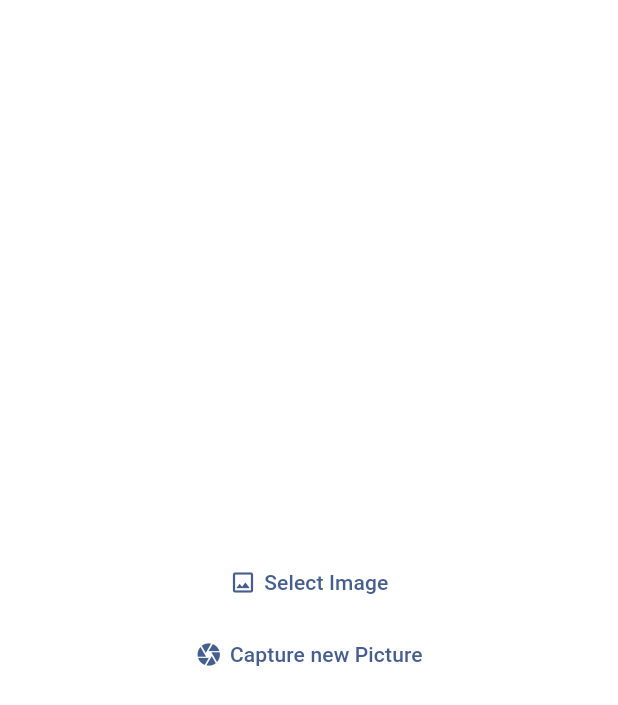
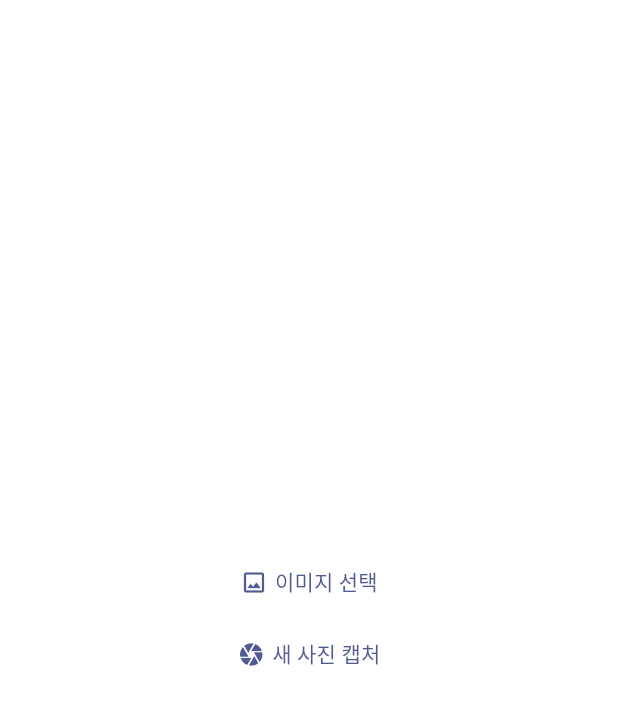
Before and after one commit to JeremyGashu/flutter_mimicon_hyperhire_test, a Flutter app: the screen it shows after launch, on a phone screen of 412 x 824 dp. Shown: the top 705 px of the screen. Run offline on Flutter 3.47's test engine with Material 3 defaults, Android fonts, the phone set to English and light mode, and no system bars; our stand-ins replace image_picker, permission_handler, share_plus; missing offline and left inert: widgets_to_image.

Commit message:
added saving image and exporting with loading and all

```diff
--- /dev/null
+++ b/lib/constants.dart
@@ -0,0 +1,9 @@
+import 'package:flutter/material.dart';
+
+// Colors
+const Color kAppPrimaryColor = Color(0XFF7B8FF7);
+
+// Strings
+const String multipleFaceDetectedString = "2개 이상의 얼굴이 감지되었어요!";
+const String permissionNotGrantedString = "파일 저장 권한을 부여해 주세요!";
+const String errorSavingImageString = "이미지를 저장하는 중에 오류가 발생했습니다!";
--- a/lib/main.dart
+++ b/lib/main.dart
@@ -1,7 +1,12 @@
+import 'dart:developer';
 import 'dart:io';
 
 import 'package:flutter/material.dart';
+import 'package:flutter_mimicon_hyperhire_test/constants.dart';
+import 'package:flutter_mimicon_hyperhire_test/file_handler.dart';
+import 'package:flutter_mimicon_hyperhire_test/permission_handler.dart';
 import 'package:image_picker/image_picker.dart';
+import 'package:widgets_to_image/widgets_to_image.dart';
 
 void main() {
   runApp(const MyApp());
@@ -17,7 +22,7 @@ class MyApp extends StatelessWidget {
       debugShowCheckedModeBanner: false,
       title: 'Mimicon',
       theme: ThemeData(
-        colorScheme: ColorScheme.fromSeed(seedColor: Colors.blueAccent),
+        colorScheme: ColorScheme.fromSeed(seedColor: kAppPrimaryColor),
         useMaterial3: true,
       ),
       home: const MyHomePage(),
@@ -36,12 +41,18 @@ class MyHomePage extends StatefulWidget {
 
 class _MyHomePageState extends State<MyHomePage> {
   final ImagePicker _picker = ImagePicker();
+  final WidgetsToImageController _imageController = WidgetsToImageController();
+
   XFile? image;
   Offset? eyePosition;
   Offset? mouthPosition;
-  bool eyePositionClicked = false, mouthPositionClicked = false;
+  double eyeGap = 30;
+  bool eyePositionClicked = false,
+      mouthPositionClicked = false,
+      savingFile = false;
   double eyeCircleWidth = 30.0, eyeCircleHeight = 30.0;
   double mouthCircleWidth = 60.0, mouthCircleHeight = 30.0;
+  final GlobalKey genKey = GlobalKey();
 
   _selectImageFromGallery() async {
     final tempImage = await _picker.pickImage(source: ImageSource.gallery);
@@ -89,6 +100,7 @@ class _MyHomePageState extends State<MyHomePage> {
                               setState(() {
                                 image = null;
                                 eyePositionClicked = false;
+                                mouthPositionClicked = false;
                               });
                             },
                             icon: const Icon(
@@ -120,22 +132,25 @@ class _MyHomePageState extends State<MyHomePage> {
                                 <PopupMenuEntry<String>>[
                               const PopupMenuItem<String>(
                                 value: "gallery",
-                                child: Text('Reselect from Gallery'),
+                                child: Text('갤러리에서 다시 선택'),
                               ),
                               const PopupMenuItem<String>(
                                 value: "camera",
-                                child: Text('Take new Picture'),
+                                child: Text('새로운 사진을 찍다'),
                               ),
                               const PopupMenuItem<String>(
                                 value: "position",
-                                child: Text('Reset Position'),
+                                child: Text('위치 재설정'),
                               ),
                             ],
                           ),
                         ],
                       ),
                     ),
-                    Stack(
+                    WidgetsToImage(
+                      controller: _imageController,
+                      key: genKey,
+                      child: Stack(
                         children: [
                           SizedBox(
                             width: double.infinity,
@@ -148,7 +163,8 @@ class _MyHomePageState extends State<MyHomePage> {
                           if (eyePositionClicked)
                             Positioned(
                               left: eyePosition?.dx ?? 0,
-                            top: (eyePosition?.dy ?? 0) - eyeCircleHeight - 94,
+                              top:
+                                  (eyePosition?.dy ?? 0) - eyeCircleHeight - 94,
                               child: Draggable(
                                 feedback: Row(
                                   children: [
@@ -165,8 +181,8 @@ class _MyHomePageState extends State<MyHomePage> {
                                         child: SizedBox(),
                                       ),
                                     ),
-                                  const SizedBox(
-                                    width: 30,
+                                    SizedBox(
+                                      width: eyeGap,
                                     ),
                                     Container(
                                       width: 42,
@@ -205,8 +221,8 @@ class _MyHomePageState extends State<MyHomePage> {
                                         child: SizedBox(),
                                       ),
                                     ),
-                                  const SizedBox(
-                                    width: 30,
+                                    SizedBox(
+                                      width: eyeGap,
                                     ),
                                     Container(
                                       width: 42,
@@ -277,27 +293,53 @@ class _MyHomePageState extends State<MyHomePage> {
                             ),
                         ],
                       ),
+                    ),
                     const SizedBox(
                       height: 25,
                     ),
+                    if (eyePositionClicked)
+                      Column(
+                        crossAxisAlignment: CrossAxisAlignment.start,
+                        children: [
+                          const Padding(
+                            padding: EdgeInsets.only(left: 20),
+                            child: Text(
+                              "눈 위치를 조정하다",
+                              style: TextStyle(
+                                  color: Colors.white,
+                                  fontWeight: FontWeight.bold),
+                            ),
+                          ),
+                          Slider(
+                            activeColor: kAppPrimaryColor,
+                            value: eyeGap,
+                            max: MediaQuery.of(context).size.width - 300,
+                            onChanged: (double value) {
+                              setState(() {
+                                eyeGap = value;
+                              });
+                            },
+                          ),
+                        ],
+                      ),
+                    const Spacer(),
                     Container(
                       padding: const EdgeInsets.symmetric(horizontal: 10),
                       child: InkWell(
-                        child: const Row(
+                        child: Row(
                           crossAxisAlignment: CrossAxisAlignment.center,
                           children: [
-                            // TODO: change icon
-                            Icon(
-                              Icons.arrow_back,
-                              color: Colors.white,
+                            Image.asset(
+                              "assets/images/back_icon.png",
                             ),
-                            SizedBox(
+                            const SizedBox(
                               width: 10,
                             ),
-                            // TODO: change text to korean
-                            Text(
-                              "Go Back",
-                              style: TextStyle(color: Colors.white),
+                            const Text(
+                              "다시찍기",
+                              style: TextStyle(
+                                  color: Colors.white,
+                                  fontWeight: FontWeight.bold),
                             ),
                           ],
                         ),
@@ -311,7 +353,6 @@ class _MyHomePageState extends State<MyHomePage> {
                       padding: const EdgeInsets.symmetric(horizontal: 20),
                       child: Row(
                         children: [
-                          // TODO: change text and color of container and size of container and text
                           InkWell(
                             onTap: () {
                               setState(() {
@@ -320,22 +361,21 @@ class _MyHomePageState extends State<MyHomePage> {
                             },
                             child: Container(
                               width: 60,
-                              height: 65,
+                              height: 60,
                               decoration: BoxDecoration(
                                 color: Colors.white,
                                 borderRadius: BorderRadius.circular(8),
                               ),
                               child: const Center(
                                   child: Text(
-                                "EYE",
-                                style: TextStyle(fontSize: 22),
+                                "눈",
+                                style: TextStyle(fontSize: 18),
                               )),
                             ),
                           ),
                           const SizedBox(
                             width: 15,
                           ),
-                          // TODO: change text and color of container and size of container and text
                           InkWell(
                             onTap: () {
                               setState(() {
@@ -344,15 +384,15 @@ class _MyHomePageState extends State<MyHomePage> {
                             },
                             child: Container(
                               width: 60,
-                              height: 65,
+                              height: 60,
                               decoration: BoxDecoration(
                                 color: Colors.white,
                                 borderRadius: BorderRadius.circular(8),
                               ),
                               child: const Center(
                                   child: Text(
-                                "MOU",
-                                style: TextStyle(fontSize: 22),
+                                "입",
+                                style: TextStyle(fontSize: 18),
                               )),
                             ),
                           ),
@@ -360,40 +400,79 @@ class _MyHomePageState extends State<MyHomePage> {
                       ),
                     ),
                     const SizedBox(
-                      height: 65,
+                      height: 58,
                     ),
-                    // TODO: change text and color of container and size of container and text
+                    if (savingFile)
+                      const CircularProgressIndicator(
+                        color: kAppPrimaryColor,
+                      ),
+                    if (!savingFile)
                       Padding(
                         padding: const EdgeInsets.symmetric(horizontal: 20),
                         child: ElevatedButton(
                           style: ButtonStyle(
                             backgroundColor: MaterialStatePropertyAll(
                                 mouthPositionClicked && eyePositionClicked
-                                  ? Colors.blueAccent
+                                    ? kAppPrimaryColor
                                     : Colors.grey),
                             foregroundColor:
                                 const MaterialStatePropertyAll(Colors.white),
                             minimumSize: const MaterialStatePropertyAll(
-                            Size(double.infinity, 45),
+                              Size(double.infinity, 40),
                             ),
-                          shape:
-                              MaterialStateProperty.all<RoundedRectangleBorder>(
-                                  RoundedRectangleBorder(
+                            shape: MaterialStateProperty.all<
+                                RoundedRectangleBorder>(RoundedRectangleBorder(
                               borderRadius: BorderRadius.circular(8.0),
                               side: BorderSide.none,
                             )),
                           ),
-                        onPressed: () {
-                          if (mouthPositionClicked && eyePositionClicked) {}
+                          onPressed: () async {
+                            try {
+                              if (mouthPositionClicked && eyePositionClicked) {
+                                final granted = await PermissionHelper
+                                    .requestStoragePermissions();
+                                if (granted) {
+                                  setState(() {
+                                    savingFile = true;
+                                  });
+                                  try {
+                                    await savePictureToFile(_imageController);
+                                    setState(() {
+                                      savingFile = false;
+                                    });
+                                  } catch (e) {
+                                    log(e.toString());
+                                    savingFile = false;
+                                    if (context.mounted) {
+                                      ScaffoldMessenger.of(context)
+                                          .showSnackBar(const SnackBar(
+                                              content: Text(
+                                                  permissionNotGrantedString)));
+                                    }
+                                  }
+                                } else {
+                                  if (context.mounted) {
+                                    ScaffoldMessenger.of(context).showSnackBar(
+                                        const SnackBar(
+                                            content: Text(
+                                                permissionNotGrantedString)));
+                                  }
+                                }
+                              }
+                            } catch (e) {
+                              log(e.toString());
+                            }
                           },
                           child: const Text(
-                          'Submit',
-                          style: TextStyle(fontSize: 20),
+                            '저장하기',
+                            style: TextStyle(
+                                fontSize: 14, fontWeight: FontWeight.bold),
                           ),
                         ),
                       ),
+                    const Spacer(),
                     const SizedBox(
-                      height: 15,
+                      height: 20,
                     ),
                   ],
                 )
@@ -415,7 +494,7 @@ class _MyHomePageState extends State<MyHomePage> {
                               width: 5,
                             ),
                             Text(
-                              "Select Image",
+                              "이미지 선택",
                             ),
                           ],
                         ),
@@ -432,7 +511,7 @@ class _MyHomePageState extends State<MyHomePage> {
                               width: 5,
                             ),
                             Text(
-                              "Capture new Picture",
+                              "새 사진 캡처",
                             ),
                           ],
                         ),
```
Also changed, not shown: lib/file_handler.dart (added, +19 -0 lines), lib/permission_handler.dart (added, +15 -0 lines), pubspec.yaml (+6 -2 lines), assets/images/back_icon.png (added), pubspec.lock, 7 other files. Lines whose indentation alone changed are shown as unchanged.
